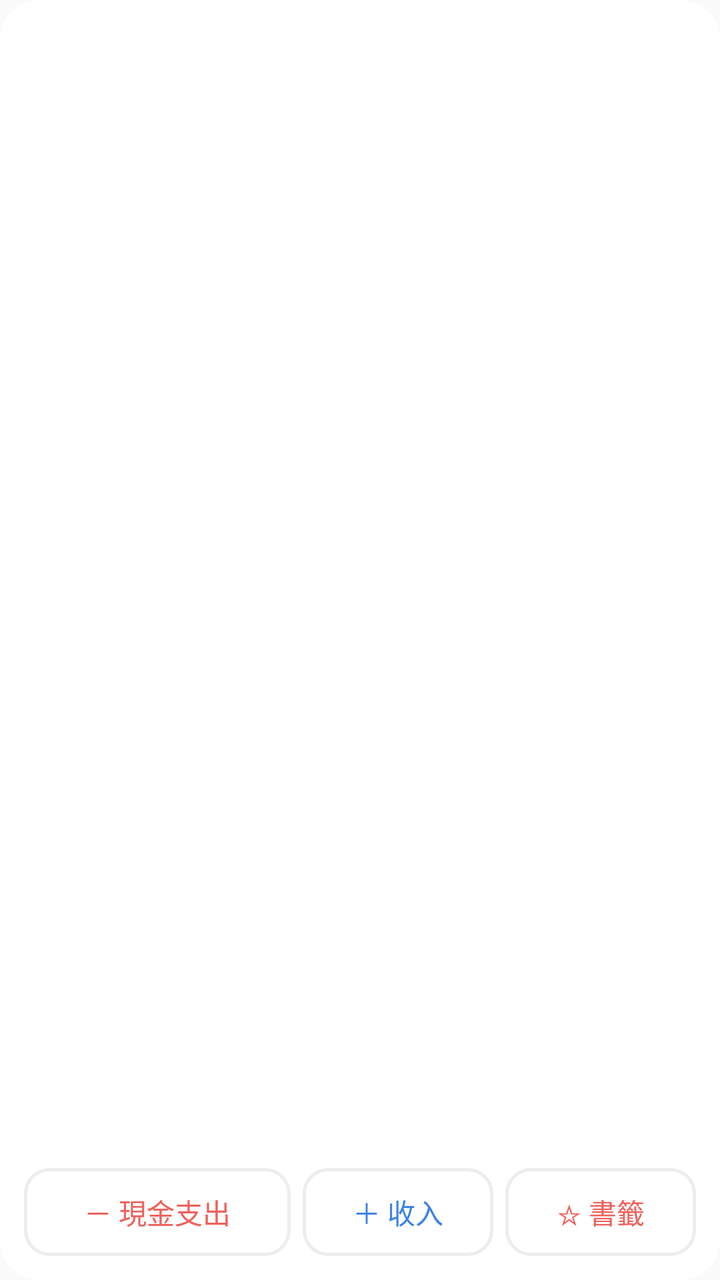
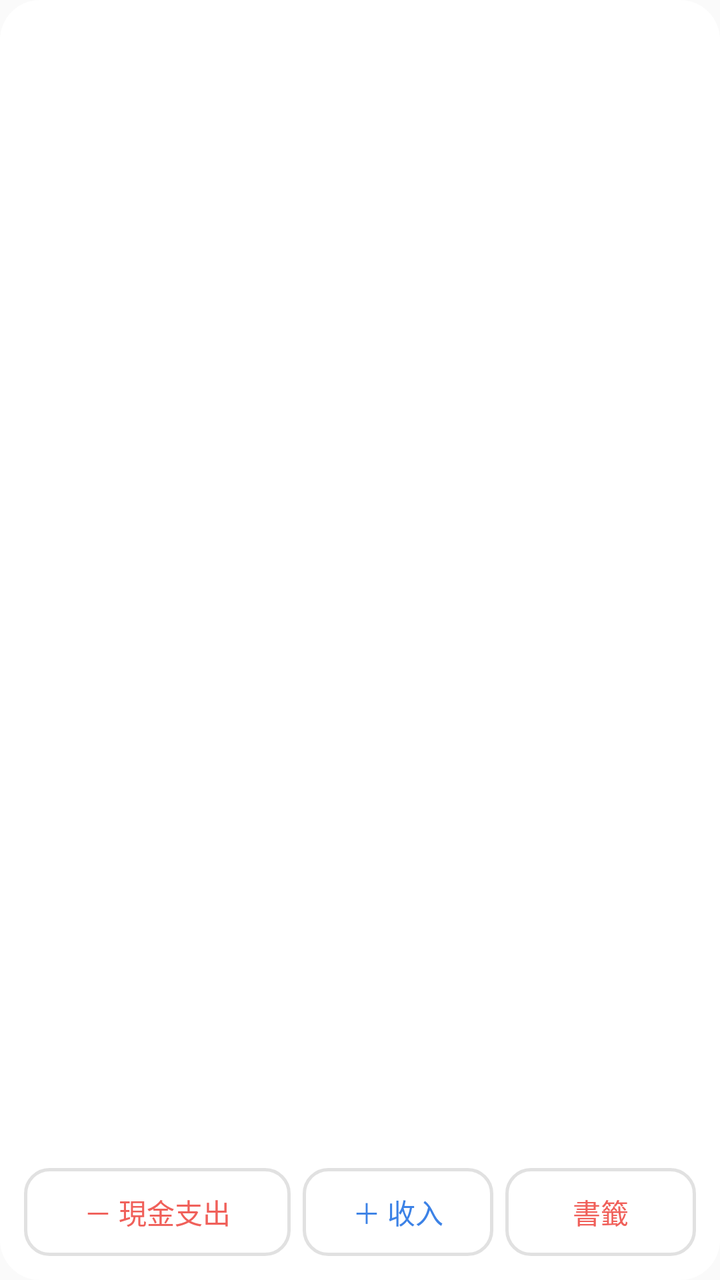

An Android layout rendered at two revisions. The XML below is the earlier revision; the diff shows what the commit changed to produce the second picture.
<!-- AndroidManifest.xml: application theme Theme.MoneyManager -->
<!-- res/layout/widget_summary.xml -->
<?xml version="1.0" encoding="utf-8"?>
<LinearLayout xmlns:android="http://schemas.android.com/apk/res/android"
    android:id="@+id/widget_root"
    android:layout_width="match_parent"
    android:layout_height="match_parent"
    android:background="@drawable/widget_bg"
    android:orientation="vertical"
    android:padding="12dp">

    <LinearLayout
        android:id="@+id/widget_stats"
        android:layout_width="match_parent"
        android:layout_height="0dp"
        android:layout_weight="1"
        android:gravity="center_vertical"
        android:orientation="horizontal">

        <ImageView
            android:id="@+id/widget_pie"
            android:layout_width="84dp"
            android:layout_height="84dp"
            android:contentDescription="支出圓餅圖" />

        <LinearLayout
            android:layout_width="0dp"
            android:layout_height="wrap_content"
            android:layout_marginStart="12dp"
            android:layout_weight="1"
            android:orientation="vertical">

            <TextView
                android:id="@+id/widget_title"
                android:layout_width="wrap_content"
                android:layout_height="wrap_content"
                android:textColor="#FF8A8A8A"
                android:textSize="12sp" />

            <TextView
                android:id="@+id/widget_expense"
                android:layout_width="wrap_content"
                android:layout_height="wrap_content"
                android:textColor="#FFF0605A"
                android:textSize="20sp"
                android:textStyle="bold" />

            <TextView
                android:id="@+id/widget_income"
                android:layout_width="wrap_content"
                android:layout_height="wrap_content"
                android:textColor="#FF3C82E6"
                android:textSize="12sp" />

            <TextView
                android:id="@+id/widget_legend"
                android:layout_width="wrap_content"
                android:layout_height="wrap_content"
                android:layout_marginTop="4dp"
                android:lineSpacingExtra="1dp"
                android:textColor="#FF444444"
                android:textSize="11sp" />
        </LinearLayout>
    </LinearLayout>

    <LinearLayout
        android:layout_width="match_parent"
        android:layout_height="44dp"
        android:layout_marginTop="8dp"
        android:orientation="horizontal">

        <TextView
            android:id="@+id/widget_cash"
            android:layout_width="0dp"
            android:layout_height="match_parent"
            android:layout_weight="1.4"
            android:background="@drawable/widget_btn_bg"
            android:gravity="center"
            android:text="－ 現金支出"
            android:textColor="#FFF0605A"
            android:textSize="14sp" />

        <TextView
            android:id="@+id/widget_income_btn"
            android:layout_width="0dp"
            android:layout_height="match_parent"
            android:layout_marginStart="6dp"
            android:layout_weight="1"
            android:background="@drawable/widget_btn_bg"
            android:gravity="center"
            android:text="＋ 收入"
            android:textColor="#FF3C82E6"
            android:textSize="14sp" />

        <TextView
            android:id="@+id/widget_pending"
            android:layout_width="0dp"
            android:layout_height="match_parent"
            android:layout_marginStart="6dp"
            android:layout_weight="1"
            android:background="@drawable/widget_btn_bg"
            android:gravity="center"
            android:text="☆ 書籤"
            android:textColor="#FFF0605A"
            android:textSize="14sp" />
    </LinearLayout>
</LinearLayout>
<!-- resources referenced by this layout -->
<resources>
  <!-- drawable widget_bg (drawable) -->
  <?xml version="1.0" encoding="utf-8"?>
  <shape xmlns:android="http://schemas.android.com/apk/res/android" android:shape="rectangle">
      <solid android:color="#FFFFFFFF" />
      <corners android:radius="20dp" />
  </shape>
  <!-- drawable widget_btn_bg (drawable) -->
  <?xml version="1.0" encoding="utf-8"?>
  <shape xmlns:android="http://schemas.android.com/apk/res/android" android:shape="rectangle">
      <solid android:color="#FFFFFFFF" />
      <stroke android:width="1.5dp" android:color="#FFEDEDED" />
      <corners android:radius="12dp" />
  </shape>
  <style name="Theme.MoneyManager" parent="android:Theme.Material.Light.NoActionBar">
          <item name="android:statusBarColor">@android:color/transparent</item>
          <item name="android:navigationBarColor">@android:color/transparent</item>
      </style>
</resources>

<!-- the commit's change to res/layout/widget_summary.xml (unified diff, before → after) -->
@@ -1,9 +1,20 @@
 <?xml version="1.0" encoding="utf-8"?>
-<LinearLayout xmlns:android="http://schemas.android.com/apk/res/android"
+<FrameLayout xmlns:android="http://schemas.android.com/apk/res/android"
+    android:layout_width="match_parent"
+    android:layout_height="match_parent">
+
+    <ImageView
+        android:id="@+id/widget_bg"
+        android:layout_width="match_parent"
+        android:layout_height="match_parent"
+        android:scaleType="fitXY"
+        android:src="@drawable/widget_bg"
+        android:contentDescription="@null" />
+
+<LinearLayout
     android:id="@+id/widget_root"
     android:layout_width="match_parent"
     android:layout_height="match_parent"
-    android:background="@drawable/widget_bg"
     android:orientation="vertical"
     android:padding="12dp">
 
@@ -98,8 +109,9 @@
             android:layout_weight="1"
             android:background="@drawable/widget_btn_bg"
             android:gravity="center"
-            android:text="☆ 書籤"
+            android:text="書籤"
             android:textColor="#FFF0605A"
             android:textSize="14sp" />
     </LinearLayout>
 </LinearLayout>
+</FrameLayout>
<!-- resource entries referenced after the edit -->
@@ -9,8 +9,8 @@
   <!-- drawable widget_btn_bg (drawable) -->
   <?xml version="1.0" encoding="utf-8"?>
   <shape xmlns:android="http://schemas.android.com/apk/res/android" android:shape="rectangle">
-      <solid android:color="#FFFFFFFF" />
-      <stroke android:width="1.5dp" android:color="#FFEDEDED" />
+      <solid android:color="#00000000" />
+      <stroke android:width="1.5dp" android:color="#40888888" />
       <corners android:radius="12dp" />
   </shape>
   <style name="Theme.MoneyManager" parent="android:Theme.Material.Light.NoActionBar">
